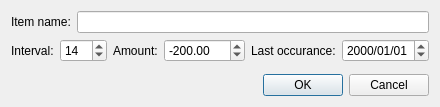
This is dialog_billentry.ui in fay2003hiend/plot_my_balance as Qt 5 draws it before an edit. The edited form follows.
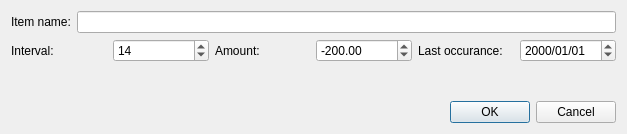
This is the edited form.

What changed in the file:
```diff
--- a/dialog_billentry.ui
+++ b/dialog_billentry.ui
@@ -6,8 +6,8 @@
    <rect>
     <x>0</x>
     <y>0</y>
-    <width>417</width>
-    <height>107</height>
+    <width>627</width>
+    <height>134</height>
    </rect>
   </property>
   <property name="windowTitle">
```
Left out of the diff: 2 changed lines with no effect on the pictures.
